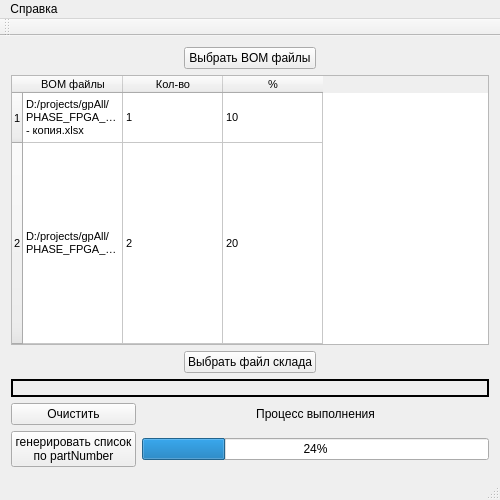
This is mainwindow.ui in pivleonid/gpAll_v2 as Qt 5 draws it before an edit. The edited form follows.
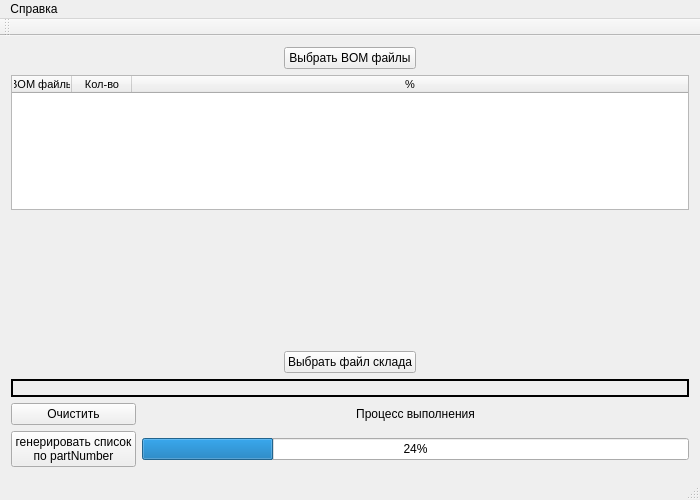
This is the edited form.

Diff of the .ui file:
```diff
--- a/mainwindow.ui
+++ b/mainwindow.ui
@@ -6,7 +6,7 @@
    <rect>
     <x>0</x>
     <y>0</y>
-    <width>500</width>
+    <width>700</width>
     <height>500</height>
    </rect>
   </property>
@@ -18,13 +18,13 @@
   </property>
   <property name="minimumSize">
    <size>
-    <width>500</width>
+    <width>700</width>
     <height>500</height>
    </size>
   </property>
   <property name="maximumSize">
    <size>
-    <width>500</width>
+    <width>700</width>
     <height>500</height>
    </size>
   </property>
@@ -56,7 +56,7 @@
       </property>
      </spacer>
     </item>
-    <item row="3" column="0" colspan="3">
+    <item row="4" column="0" colspan="3">
      <widget class="QLabel" name="label_2">
       <property name="frameShape">
        <enum>QFrame::WinPanel</enum>
@@ -82,75 +82,6 @@
       </property>
      </spacer>
     </item>
-    <item row="2" column="0">
-     <spacer name="horizontalSpacer_3">
-      <property name="orientation">
-       <enum>Qt::Horizontal</enum>
-      </property>
-      <property name="sizeHint" stdset="0">
-       <size>
-        <width>135</width>
-        <height>20</height>
-       </size>
-      </property>
-     </spacer>
-    </item>
-    <item row="2" column="1">
-     <widget class="QPushButton" name="pushButton_2">
-      <property name="text">
-       <string>Выбрать файл склада</string>
-      </property>
-     </widget>
-    </item>
-    <item row="2" column="2">
-     <spacer name="horizontalSpacer_4">
-      <property name="orientation">
-       <enum>Qt::Horizontal</enum>
-      </property>
-      <property name="sizeHint" stdset="0">
-       <size>
-        <width>135</width>
-        <height>20</height>
-       </size>
-      </property>
-     </spacer>
-    </item>
-    <item row="4" column="0" colspan="3">
-     <layout class="QGridLayout" name="gridLayout">
-      <item row="0" column="0">
-       <widget class="QPushButton" name="pushButton_4">
-        <property name="text">
-         <string>Очистить</string>
-        </property>
-       </widget>
-      </item>
-      <item row="0" column="1">
-       <widget class="QLabel" name="label">
-        <property name="text">
-         <string>Процесс выполнения</string>
-        </property>
-        <property name="alignment">
-         <set>Qt::AlignCenter</set>
-        </property>
-       </widget>
-      </item>
-      <item row="1" column="0">
-       <widget class="QPushButton" name="pushButton_3">
-        <property name="text">
-         <string>генерировать список
-по partNumber</string>
-        </property>
-       </widget>
-      </item>
-      <item row="1" column="1">
-       <widget class="QProgressBar" name="progressBar">
-        <property name="value">
-         <number>24</number>
-        </property>
-       </widget>
-      </item>
-     </layout>
-    </item>
     <item row="1" column="0" colspan="3">
      <widget class="QTableWidget" name="tableWidget">
       <property name="sizePolicy">
@@ -181,7 +112,7 @@
        <enum>QAbstractItemView::ScrollPerItem</enum>
       </property>
       <property name="rowCount">
-       <number>2</number>
+       <number>0</number>
       </property>
       <property name="columnCount">
        <number>3</number>
@@ -189,8 +120,17 @@
       <attribute name="horizontalHeaderVisible">
        <bool>true</bool>
       </attribute>
+      <attribute name="horizontalHeaderDefaultSectionSize">
+       <number>60</number>
+      </attribute>
+      <attribute name="horizontalHeaderMinimumSectionSize">
+       <number>60</number>
+      </attribute>
+      <attribute name="horizontalHeaderStretchLastSection">
+       <bool>true</bool>
+      </attribute>
       <attribute name="verticalHeaderVisible">
-       <bool>true</bool>
+       <bool>false</bool>
       </attribute>
       <attribute name="verticalHeaderMinimumSectionSize">
        <number>50</number>
@@ -198,8 +138,6 @@
       <attribute name="verticalHeaderStretchLastSection">
        <bool>true</bool>
       </attribute>
-      <row/>
-      <row/>
       <column>
        <property name="text">
         <string>BOM файлы</string>
@@ -215,38 +153,90 @@
         <string>%</string>
        </property>
       </column>
+     </widget>
+    </item>
+    <item row="5" column="0" colspan="3">
+     <layout class="QGridLayout" name="gridLayout">
       <item row="0" column="0">
-       <property name="text">
-        <string>D:/projects/gpAll/PHASE_FPGA_MAIN_01_REFDES - копия.xlsx</string>
-       </property>
+       <widget class="QPushButton" name="pushButton_4">
+        <property name="text">
+         <string>Очистить</string>
+        </property>
+       </widget>
       </item>
       <item row="0" column="1">
-       <property name="text">
-        <string>1</string>
-       </property>
-      </item>
-      <item row="0" column="2">
-       <property name="text">
-        <string>10</string>
-       </property>
+       <widget class="QLabel" name="label">
+        <property name="text">
+         <string>Процесс выполнения</string>
+        </property>
+        <property name="alignment">
+         <set>Qt::AlignCenter</set>
+        </property>
+       </widget>
       </item>
       <item row="1" column="0">
-       <property name="text">
-        <string>D:/projects/gpAll/PHASE_FPGA_MAIN_01_REFDES.xlsx</string>
-       </property>
+       <widget class="QPushButton" name="pushButton_3">
+        <property name="text">
+         <string>генерировать список
+по partNumber</string>
+        </property>
+       </widget>
       </item>
       <item row="1" column="1">
-       <property name="text">
-        <string>2</string>
-       </property>
+       <widget class="QProgressBar" name="progressBar">
+        <property name="value">
+         <number>24</number>
+        </property>
+       </widget>
       </item>
-      <item row="1" column="2">
-       <property name="text">
-        <string>20</string>
-       </property>
-      </item>
+     </layout>
+    </item>
+    <item row="3" column="0">
+     <spacer name="horizontalSpacer_3">
+      <property name="orientation">
+       <enum>Qt::Horizontal</enum>
+      </property>
+      <property name="sizeHint" stdset="0">
+       <size>
+        <width>135</width>
+        <height>20</height>
+       </size>
+      </property>
+     </spacer>
+    </item>
+    <item row="3" column="1">
+     <widget class="QPushButton" name="pushButton_2">
+      <property name="text">
+       <string>Выбрать файл склада</string>
+      </property>
      </widget>
     </item>
+    <item row="3" column="2">
+     <spacer name="horizontalSpacer_4">
+      <property name="orientation">
+       <enum>Qt::Horizontal</enum>
+      </property>
+      <property name="sizeHint" stdset="0">
+       <size>
+        <width>135</width>
+        <height>20</height>
+       </size>
+      </property>
+     </spacer>
+    </item>
+    <item row="2" column="1">
+     <spacer name="verticalSpacer">
+      <property name="orientation">
+       <enum>Qt::Vertical</enum>
+      </property>
+      <property name="sizeHint" stdset="0">
+       <size>
+        <width>20</width>
+        <height>40</height>
+       </size>
+      </property>
+     </spacer>
+    </item>
    </layout>
   </widget>
   <widget class="QMenuBar" name="menuBar">
@@ -254,7 +244,7 @@
     <rect>
      <x>0</x>
      <y>0</y>
-     <width>500</width>
+     <width>700</width>
      <height>26</height>
     </rect>
    </property>
```
Left out of the diff: 4 changed lines with no effect on the pictures.
